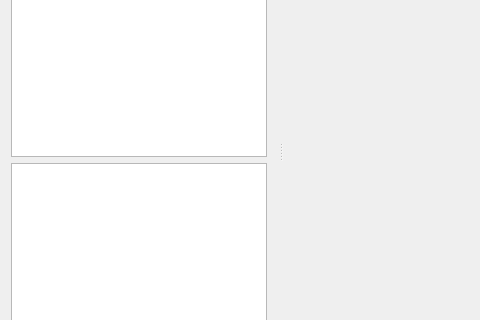
Old version of the form mainwindow.ui in the repository ArashMassoudieh/OpenHydroQual; both pictures show x 0 to 480 and y 172 to 492 of the 775 by 631 pixel window.
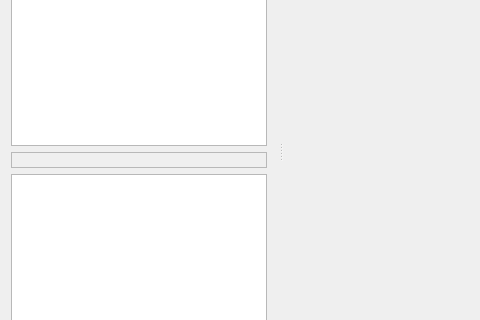
New version of the form. Icons and pictures are not drawn.

Commit message: Label for prop window

```diff
--- a/mainwindow.ui
+++ b/mainwindow.ui
@@ -209,6 +209,22 @@
        </column>
       </widget>
      </item>
+     <item>
+      <widget class="QLabel" name="SelectedObjectDescription">
+       <property name="sizePolicy">
+        <sizepolicy hsizetype="MinimumExpanding" vsizetype="Preferred">
+         <horstretch>0</horstretch>
+         <verstretch>0</verstretch>
+        </sizepolicy>
+       </property>
+       <property name="frameShape">
+        <enum>QFrame::StyledPanel</enum>
+       </property>
+       <property name="text">
+        <string/>
+       </property>
+      </widget>
+     </item>
      <item>
       <widget class="QTableView" name="tableView">
        <property name="focusPolicy">
```
The commit also changes 4 other files.
